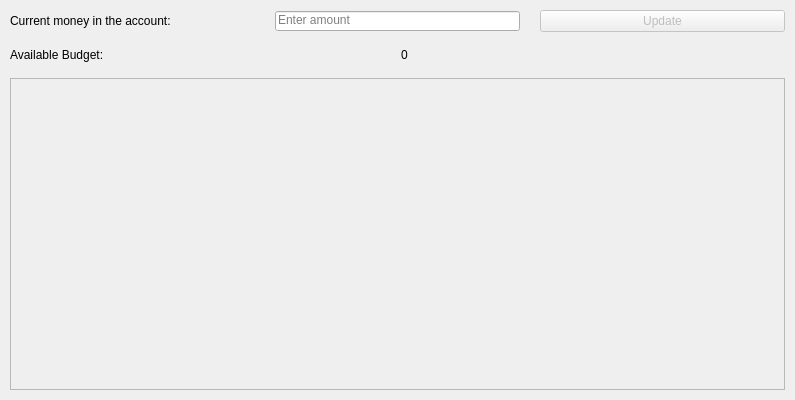
Old version of the form gui/mainWindow.ui in the repository asaf123098/expensesCalculator.
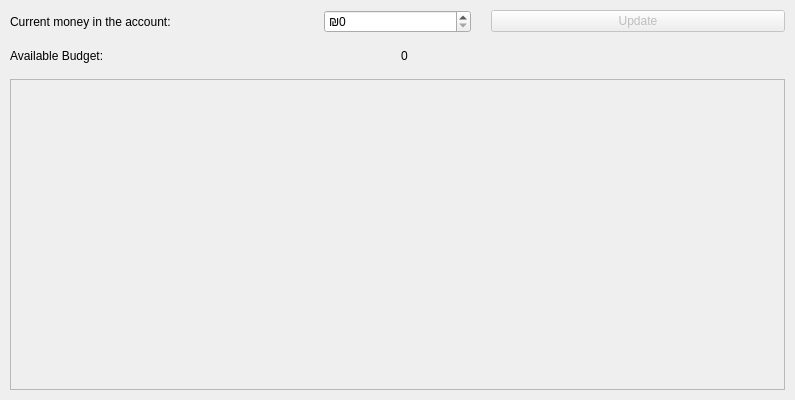
New version of the form.

What changed in the file:
```diff
--- a/gui/mainWindow.ui
+++ b/gui/mainWindow.ui
@@ -101,7 +101,7 @@
        </widget>
       </item>
       <item row="0" column="0">
-       <layout class="QHBoxLayout" name="horizontalLayout" stretch="1,1,1">
+       <layout class="QHBoxLayout" name="horizontalLayout" stretch="2,1,2">
         <property name="spacing">
          <number>20</number>
         </property>
@@ -146,39 +146,12 @@
          </widget>
         </item>
         <item>
-         <widget class="QLineEdit" name="total_money">
-          <property name="sizePolicy">
-           <sizepolicy hsizetype="MinimumExpanding" vsizetype="Fixed">
-            <horstretch>2</horstretch>
-            <verstretch>0</verstretch>
-           </sizepolicy>
+         <widget class="QSpinBox" name="total_money">
+          <property name="prefix">
+           <string>₪</string>
           </property>
-          <property name="minimumSize">
-           <size>
-            <width>0</width>
-            <height>20</height>
-           </size>
-          </property>
-          <property name="maximumSize">
-           <size>
-            <width>100000</width>
-            <height>20</height>
-           </size>
-          </property>
-          <property name="sizeIncrement">
-           <size>
-            <width>0</width>
-            <height>0</height>
-           </size>
-          </property>
-          <property name="layoutDirection">
-           <enum>Qt::LeftToRight</enum>
-          </property>
-          <property name="alignment">
-           <set>Qt::AlignLeading|Qt::AlignLeft|Qt::AlignTop</set>
-          </property>
-          <property name="placeholderText">
-           <string>Enter amount</string>
+          <property name="maximum">
+           <number>100000</number>
           </property>
          </widget>
         </item>
```
